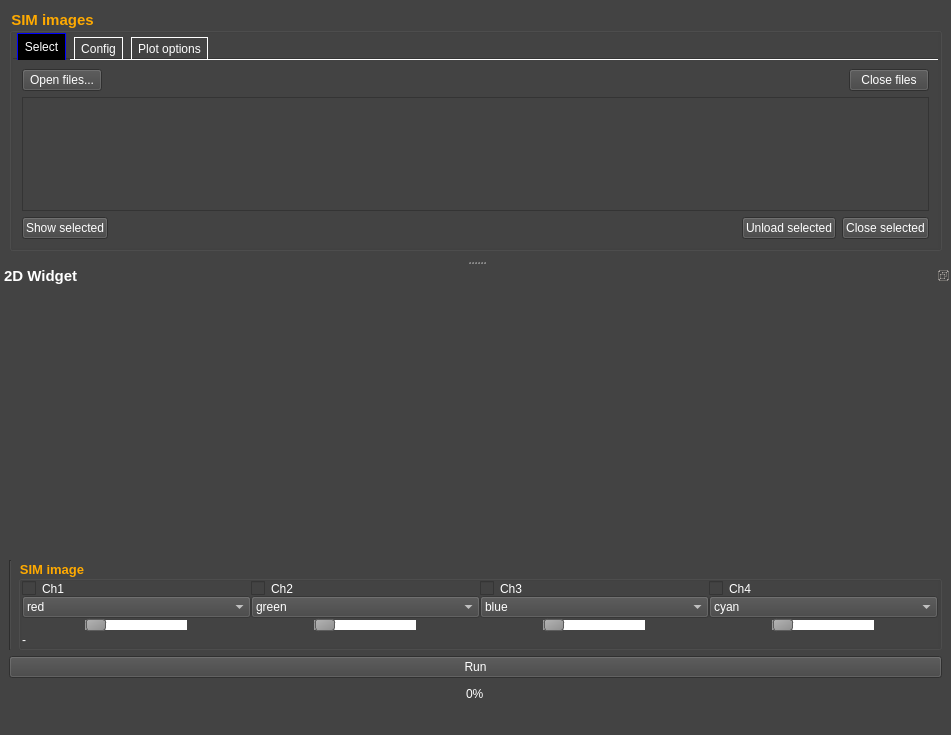
The window that src/gui/random.ui (super-resolution/lineprofiler) describes before a commit, drawn with Qt 5.
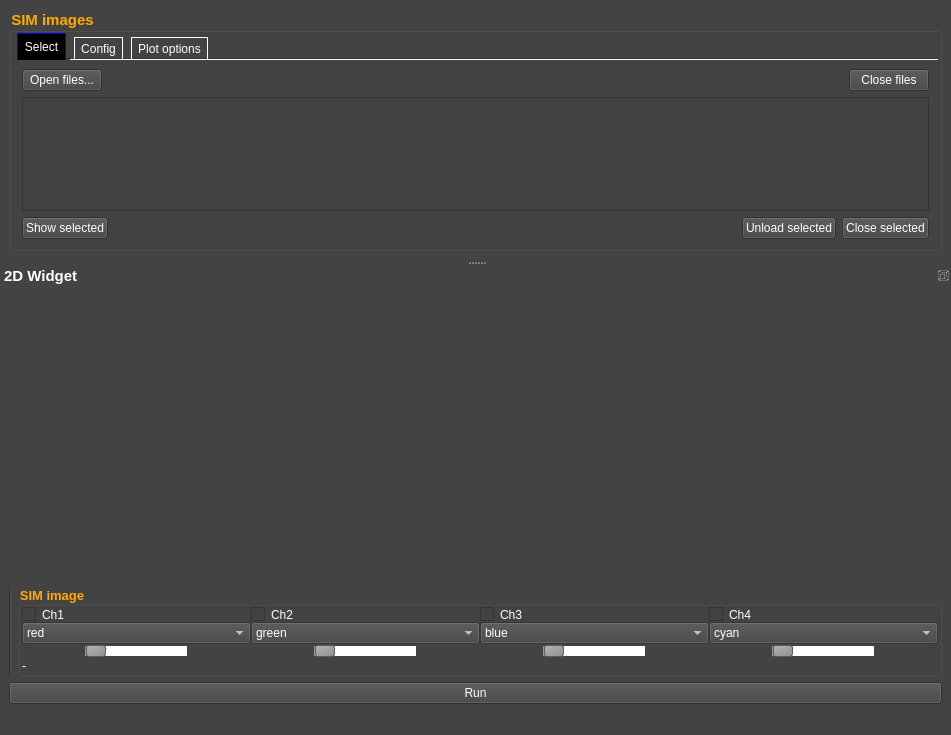
The same window after the commit. Icons and pictures are not drawn.

Diff of the .ui file:
```diff
--- a/src/gui/random.ui
+++ b/src/gui/random.ui
@@ -1335,16 +1335,6 @@
        </property>
       </widget>
      </item>
-     <item>
-      <widget class="QProgressBar" name="progressBar">
-       <property name="styleSheet">
-        <string notr="true"/>
-       </property>
-       <property name="value">
-        <number>0</number>
-       </property>
-      </widget>
-     </item>
     </layout>
    </widget>
   </widget>
```
Left out of the diff: 5 changed lines with no effect on the pictures.
